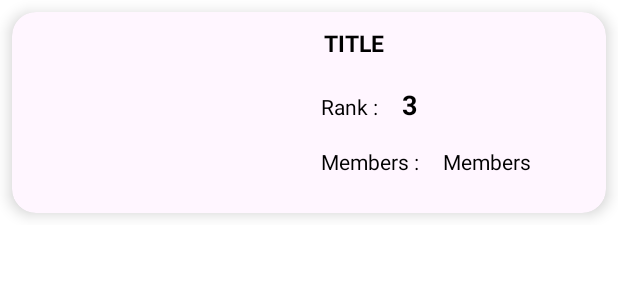
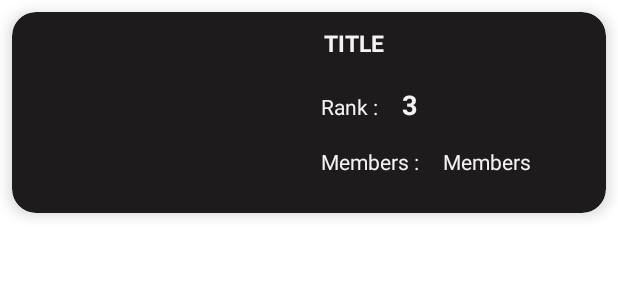
Before and after one commit to SilvVF/AnimeFinderMVVM, an Android app: the layout card_anime_item.xml on its own in the app's theme, with its tools: preview values and no code run, on a phone screen of 412 x 824 dp. Shown: the top 300 px of the screen. Run offline under Robolectric (Android 15) with nearby library versions, the phone set to English and light mode, and no system bars; network calls fail.

Commit message:
ui improvements

```diff
--- a/app/src/main/res/layout/card_anime_item.xml
+++ b/app/src/main/res/layout/card_anime_item.xml
@@ -10,7 +10,7 @@
         android:layout_height="match_parent"
         app:cardCornerRadius="16dp"
         app:layout_constraintEnd_toEndOf="parent"
-        android:backgroundTint="@color/off_white"
+        android:backgroundTint="@color/blackish"
         app:cardElevation="6dp"
         app:layout_constraintStart_toStartOf="parent"
         app:layout_constraintTop_toTopOf="parent">
@@ -39,7 +39,7 @@
                 android:ellipsize="end"
                 android:maxLines="2"
                 android:text="TITLE"
-                android:textColor="@android:color/black"
+                android:textColor="@color/off_white"
                 android:textSize="15sp"
                 android:textStyle="bold" />
             <LinearLayout
@@ -52,7 +52,7 @@
                     android:layout_height="wrap_content"
                     android:text="Rank :"
                     android:layout_margin="8dp"
-                    android:textColor="@android:color/black" />
+                    android:textColor="@color/off_white" />
                 <TextView
                     android:id="@+id/tvRank"
                     android:layout_width="wrap_content"
@@ -61,7 +61,7 @@
                     android:textSize="18sp"
                     android:textStyle="bold"
                     android:layout_margin="8dp"
-                    android:textColor="@android:color/black"
+                    android:textColor="@color/off_white"
                      />
 
             </LinearLayout>
@@ -75,14 +75,14 @@
                     android:layout_height="wrap_content"
                     android:text="Members :"
                     android:layout_margin="8dp"
-                    android:textColor="@android:color/black" />
+                    android:textColor="@color/off_white" />
                 <TextView
                     android:id="@+id/tvMembers"
                     android:layout_width="wrap_content"
                     android:layout_height="wrap_content"
                     android:text="Members"
                     android:layout_margin="8dp"
-                    android:textColor="@android:color/black"
+                    android:textColor="@color/off_white"
                     />
             </LinearLayout>
 
--- a/app/src/main/res/values/colors.xml
+++ b/app/src/main/res/values/colors.xml
@@ -8,5 +8,6 @@
     <color name="black">#FF000000</color>
     <color name="white">#FFFFFFFF</color>
     <color name="navy_blue">#2A4774</color>
-    <color name="off_white">#FFF6FF</color>
+    <color name="off_white">#F5F2F5</color>
+    <color name="blackish">#1D1B1B</color>
 </resources>
```
